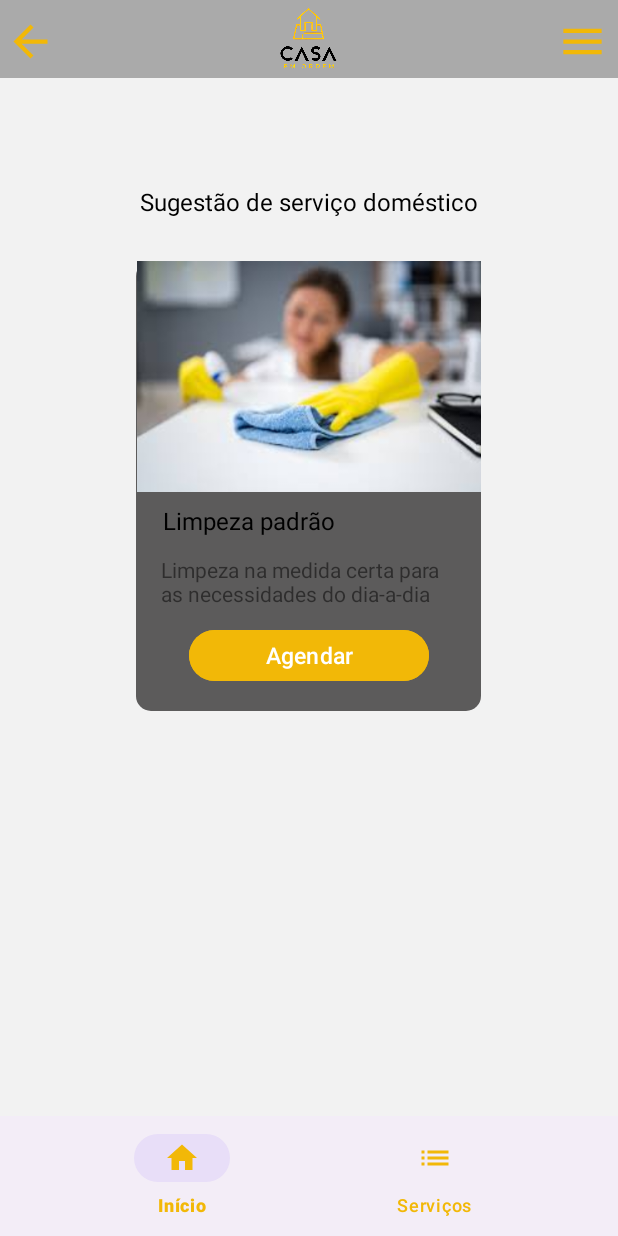
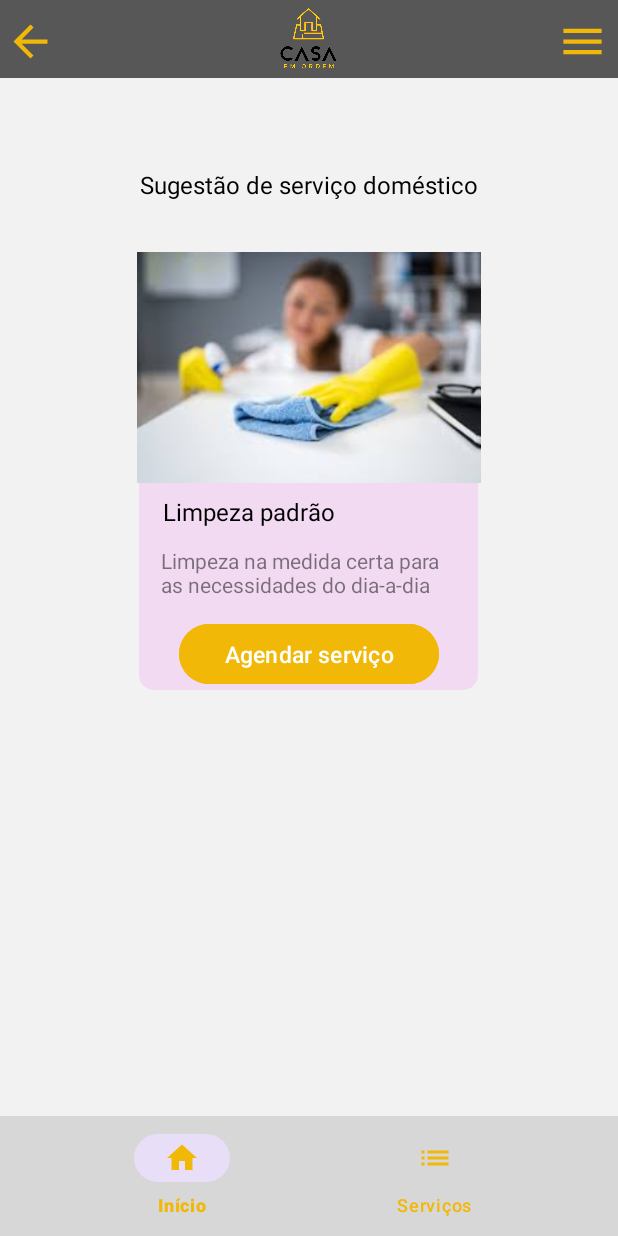
Before and after one commit to Cainann07/CasaEmOrdem, an Android app: the PaginaInicialClienteActivity screen opened directly, with no data from a screen before it, on a phone screen of 412 x 824 dp. Run offline under Robolectric (Android 15) with nearby library versions, the phone set to English and light mode, and no system bars.

Commit message:
Início de desenvolvimento da página inicial do cliente.

```diff
--- a/app/src/main/res/drawable/borda_conteiner_pag_inicial.xml
+++ b/app/src/main/res/drawable/borda_conteiner_pag_inicial.xml
@@ -1,7 +1,22 @@
 <?xml version="1.0" encoding="utf-8"?>
-<shape xmlns:android="http://schemas.android.com/apk/res/android" android:shape="rectangle">
-    <solid android:color="#5C5B5B"/>
-    <corners android:radius="10dp"/>
+<layer-list xmlns:android="http://schemas.android.com/apk/res/android">
 
+    <!-- Camada da sombra -->
+    <item>
+        <shape android:shape="rectangle">
+            <gradient
+                android:startColor="#00000000"/>  <!-- Transparente -->
+            android:endColor="#40000000"    <!-- Sombra escura -->
+            android:angle="270" />          <!-- Direção de cima para baixo -->
+        </shape>
+    </item>
 
-</shape>
+    <!-- Camada do conteúdo principal -->
+    <item android:left="2dp" android:right="2dp" android:top="2dp" android:bottom="8dp">
+        <shape android:shape="rectangle">
+            <solid android:color="#f2daf2" />  <!-- Cor do fundo -->
+            <corners android:radius="10dp" />  <!-- Cantos arredondados -->
+        </shape>
+    </item>
+
+</layer-list>
--- a/app/src/main/res/layout/activity_pagina_inicial_cliente.xml
+++ b/app/src/main/res/layout/activity_pagina_inicial_cliente.xml
@@ -38,9 +38,10 @@
                 android:textSize="20sp"
                 app:layout_constraintBottom_toBottomOf="parent"
                 app:layout_constraintEnd_toEndOf="parent"
+                app:layout_constraintHorizontal_bias="0.533"
                 app:layout_constraintStart_toStartOf="parent"
                 app:layout_constraintTop_toTopOf="parent"
-                app:layout_constraintVertical_bias="0.0" />
+                app:layout_constraintVertical_bias="1.0" />
 
             <TextView
                 android:id="@+id/idtexto2"
@@ -110,28 +111,30 @@
 
                 <Button
                     android:id="@+id/btnAgendarServico"
-                    android:layout_width="160dp"
-                    android:layout_height="42dp"
-                    android:layout_marginBottom="16dp"
+                    android:layout_width="173dp"
+                    android:layout_height="48dp"
+                    android:layout_marginBottom="8dp"
                     android:backgroundTint="#F2B807"
                     android:text="Agendar serviço"
                     android:textSize="15sp"
                     app:layout_constraintBottom_toBottomOf="parent"
                     app:layout_constraintEnd_toEndOf="parent"
-                    app:layout_constraintStart_toStartOf="parent" />
+                    app:layout_constraintStart_toStartOf="parent"
+                    />
             </androidx.constraintlayout.widget.ConstraintLayout>
         </androidx.constraintlayout.widget.ConstraintLayout>
 
 
     </FrameLayout>
 
-   <com.google.android.material.bottomnavigation.BottomNavigationView
-       android:id="@+id/bottomNav"
-       android:layout_width="match_parent"
-       android:layout_height="wrap_content"
-       app:menu="@menu/bottom_nav"
-       app:itemIconTint="@color/cor_dos_icones"
-       app:itemTextColor="@color/cor_dos_icones"/>
+    <com.google.android.material.bottomnavigation.BottomNavigationView
+        android:id="@+id/bottomNav"
+        android:layout_width="match_parent"
+        android:layout_height="wrap_content"
+        android:background="#D7D7D7"
+        app:itemIconTint="@color/cor_dos_icones"
+        app:itemTextColor="@color/cor_dos_icones"
+        app:menu="@menu/bottom_nav" />
 
 
 </LinearLayout>
--- a/app/src/main/res/layout/toolbar.xml
+++ b/app/src/main/res/layout/toolbar.xml
@@ -3,7 +3,7 @@
     xmlns:app="http://schemas.android.com/apk/res-auto"
     android:layout_width="match_parent"
     android:layout_height="wrap_content"
-    android:background="@android:color/darker_gray"
+    android:background="#575757"
     android:padding="3dp">
 
     <ImageView
```
